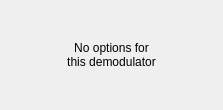
Old version of the form src/qtgui/demod_options.ui in the repository gqrx-sdr/gqrx.
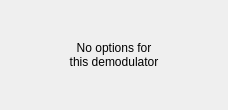
New version of the form. Icons and pictures are not drawn.

Commit message:
Add both 17 and 25 kHz deviations for APT use
Issue #459.

The edit to the form file:
```diff
--- a/src/qtgui/demod_options.ui
+++ b/src/qtgui/demod_options.ui
@@ -6,7 +6,7 @@
    <rect>
     <x>0</x>
     <y>0</y>
-    <width>223</width>
+    <width>228</width>
     <height>110</height>
    </rect>
   </property>
```
Left out of the diff: 5 changed lines with no effect on the pictures. The commit also changes 1 other file.
